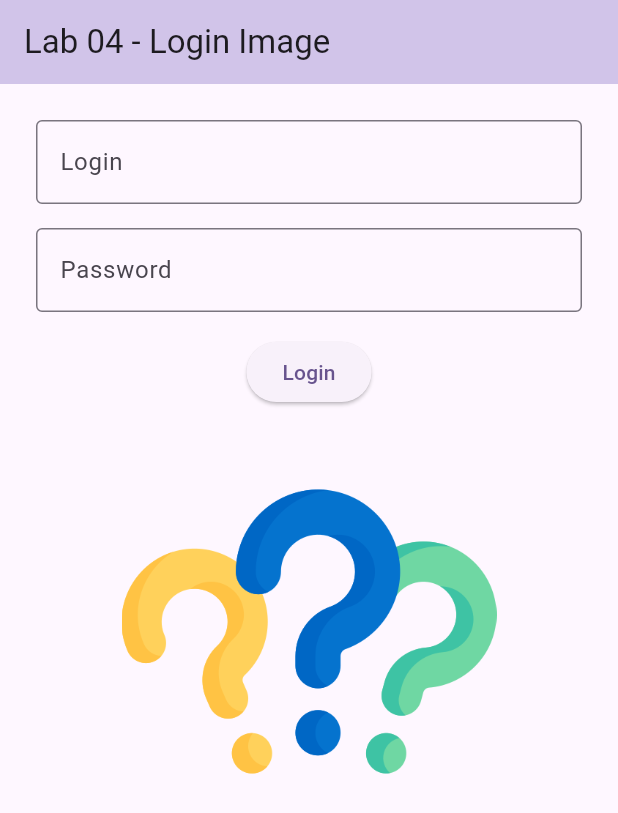
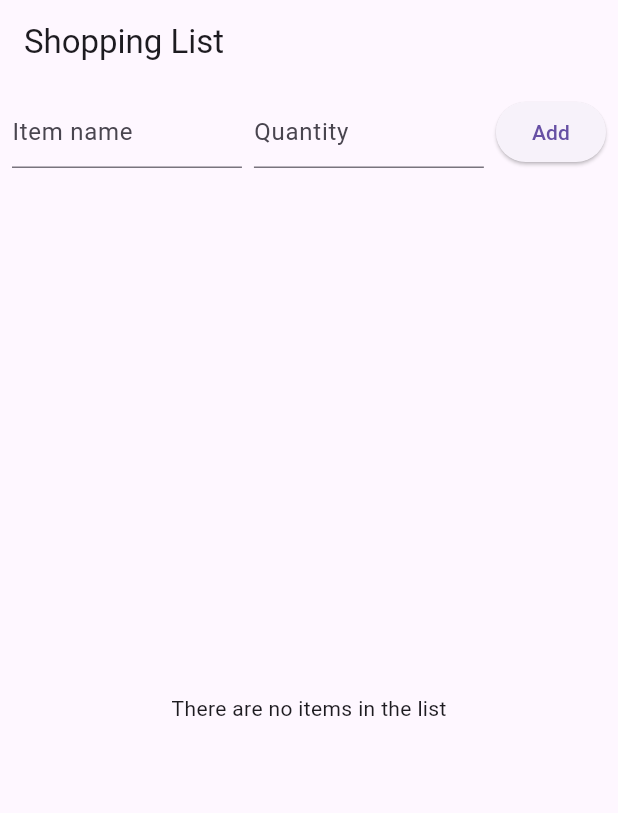
Before and after one commit to r3ssler/my_CST2335_labs, a Flutter app: the screen it shows after launch, on a phone screen of 412 x 824 dp. Shown: the top 813 px of the screen. Run offline on Flutter 3.47's test engine with Material 3 defaults, Android fonts, the phone set to English and light mode, and no system bars.

Commit message:
Lab06 Completed

```diff
--- a/lib/main.dart
+++ b/lib/main.dart
@@ -1,158 +1,156 @@
 import 'package:flutter/material.dart';
-import 'package:flutter_secure_storage/flutter_secure_storage.dart';
 
+// Entry point of the app
 void main() {
-  runApp(const MyApp());
+  runApp(MyApp());
 }
 
-// Secure storage instance
-final _storage = FlutterSecureStorage();
-
+// Root widget of the application
 class MyApp extends StatelessWidget {
-  const MyApp({super.key});
-
   @override
   Widget build(BuildContext context) {
     return MaterialApp(
-      title: 'Lab 04 - Login with Storage',
-      theme: ThemeData(
-        colorScheme: ColorScheme.fromSeed(seedColor: Colors.deepPurple),
+      title: 'Shopping List',
+      home: Scaffold(
+        appBar: AppBar(title: Text("Shopping List")),
+        body: ListPage(), // Loads the main shopping list UI
       ),
-      home: const MyHomePage(title: 'Lab 04 - Login Image'),
     );
   }
 }
 
-class MyHomePage extends StatefulWidget {
-  const MyHomePage({super.key, required this.title});
-  final String title;
+// Model class representing a shopping item
+class ShoppingItem {
+  String name;
+  String quantity;
 
-  @override
-  State<MyHomePage> createState() => _MyHomePageState();
+  ShoppingItem(this.name, this.quantity);
 }
 
-class _MyHomePageState extends State<MyHomePage> {
-  final TextEditingController _loginController = TextEditingController();
-  final TextEditingController _passwordController = TextEditingController();
+// Stateful widget to manage the shopping list state
+class ListPage extends StatefulWidget {
+  @override
+  _ListPageState createState() => _ListPageState();
+}
 
-  String imagePath = "assets/images/question-mark.png";
+class _ListPageState extends State<ListPage> {
+  // List to hold shopping items
+  List<ShoppingItem> shoppingList = [];
 
-  @override
-  void initState() {
-    super.initState();
-    _loadLoginData();
-  }
-
-  void _loadLoginData() async {
-    String? savedUsername = await _storage.read(key: 'username');
-    String? savedPassword = await _storage.read(key: 'password');
-    String? savedImagePath = await _storage.read(key: 'imagePath');
-
-    if (savedUsername != null && savedPassword != null && savedImagePath != null) {
-      setState(() {
-        _loginController.text = savedUsername;
-        _passwordController.text = savedPassword;
-        imagePath = savedImagePath;
-      });
-
-      ScaffoldMessenger.of(context).showSnackBar(
-        const SnackBar(content: Text("Login info loaded from storage")),
-      );
-    }
-  }
-
-  void _handleLogin() {
-    String password = _passwordController.text;
-
-    setState(() {
-      if (password == "QWERTY1234" || password == "hi") {
-        imagePath = "assets/images/idea.png";
-      } else {
-        imagePath = "assets/images/stop.png";
-      }
-    });
-
-    _showSaveDialog();
-  }
-
-  void _showSaveDialog() {
-    showDialog(
-      context: context,
-      builder: (context) => AlertDialog(
-        title: const Text("Save Login Info"),
-        content: const Text("Do you want to save your username and password?"),
-        actions: [
-          TextButton(
-            onPressed: () async {
-              await _storage.deleteAll(); // remove saved data
-              Navigator.pop(context);
-            },
-            child: const Text("No"),
-          ),
-          TextButton(
-            onPressed: () async {
-              await _storage.write(key: 'username', value: _loginController.text);
-              await _storage.write(key: 'password', value: _passwordController.text);
-              await _storage.write(key: 'imagePath', value: imagePath);
-              Navigator.pop(context);
-            },
-            child: const Text("Yes"),
-          ),
-        ],
-      ),
-    );
-  }
-
-  @override
-  void dispose() {
-    _loginController.dispose();
-    _passwordController.dispose();
-    super.dispose();
-  }
+  // Controllers to retrieve input from text fields
+  final TextEditingController nameController = TextEditingController();
+  final TextEditingController quantityController = TextEditingController();
 
   @override
   Widget build(BuildContext context) {
-    return Scaffold(
-      appBar: AppBar(
-        title: Text(widget.title),
-        backgroundColor: Colors.deepPurple[100],
-      ),
-      body: Padding(
-        padding: const EdgeInsets.all(24.0),
-        child: Center(
-          child: Column(
-            children: <Widget>[
-              TextField(
-                controller: _loginController,
-                decoration: const InputDecoration(
-                  labelText: 'Login',
-                  border: OutlineInputBorder(),
+    return Column(
+      children: [
+        // Row for input fields and the Add button
+        Padding(
+          padding: const EdgeInsets.all(8.0),
+          child: Row(
+            children: [
+              // Input for item name
+              Expanded(
+                child: TextField(
+                  controller: nameController,
+                  decoration: InputDecoration(hintText: 'Item name'),
                 ),
               ),
-              const SizedBox(height: 16),
-              TextField(
-                controller: _passwordController,
-                obscureText: true,
-                decoration: const InputDecoration(
-                  labelText: 'Password',
-                  border: OutlineInputBorder(),
+              SizedBox(width: 8),
+              // Input for item quantity
+              Expanded(
+                child: TextField(
+                  controller: quantityController,
+                  decoration: InputDecoration(hintText: 'Quantity'),
+                  keyboardType: TextInputType.number,
                 ),
               ),
-              const SizedBox(height: 16),
+              SizedBox(width: 8),
+              // Button to add a new item
               ElevatedButton(
-                onPressed: _handleLogin,
-                child: const Text("Login"),
-              ),
-              const SizedBox(height: 24),
-              Image.asset(
-                imagePath,
-                height: 250,
-                width: 250,
+                onPressed: () {
+                  if (nameController.text.isNotEmpty &&
+                      quantityController.text.isNotEmpty) {
+                    setState(() {
+                      // Add item to the list
+                      shoppingList.add(ShoppingItem(
+                          nameController.text, quantityController.text));
+                      // Clear input fields
+                      nameController.clear();
+                      quantityController.clear();
+                    });
+                  }
+                },
+                child: Text('Add'),
               ),
             ],
           ),
         ),
-      ),
+
+        // Display the list of items or a message if empty
+        Expanded(
+          child: shoppingList.isEmpty
+              ? Center(child: Text("There are no items in the list"))
+              : ListView.builder(
+            itemCount: shoppingList.length,
+            itemBuilder: (context, index) {
+              return GestureDetector(
+                // Long press to trigger delete confirmation
+                onLongPress: () {
+                  showDialog(
+                    context: context,
+                    builder: (context) => AlertDialog(
+                      title: Text("Delete Item"),
+                      content: Text(
+                          "Do you want to delete '${shoppingList[index].name}'?"),
+                      actions: [
+                        // Cancel deletion
+                        TextButton(
+                          child: Text("No"),
+                          onPressed: () =>
+                              Navigator.of(context).pop(),
+                        ),
+                        // Confirm deletion
+                        TextButton(
+                          child: Text("Yes"),
+                          onPressed: () {
+                            setState(() {
+                              shoppingList.removeAt(index);
+                            });
+                            Navigator.of(context).pop();
+                          },
+                        ),
+                      ],
+                    ),
+                  );
+                },
+                // Display each item
+                child: Container(
+                  alignment: Alignment.center,
+                  padding: EdgeInsets.symmetric(vertical: 4),
+                  child: Row(
+                    mainAxisAlignment: MainAxisAlignment.center,
+                    children: [
+                      // Item name
+                      Text(
+                        "${index + 1}: ${shoppingList[index].name}, ",
+                        style: TextStyle(fontSize: 16),
+                      ),
+                      SizedBox(width: 10),
+                      // Item quantity
+                      Text(
+                        "quantity: ${shoppingList[index].quantity}",
+                        style: TextStyle(fontSize: 16),
+                      ),
+                    ],
+                  ),
+                ),
+              );
+            },
+          ),
+        ),
+      ],
     );
   }
 }
```
